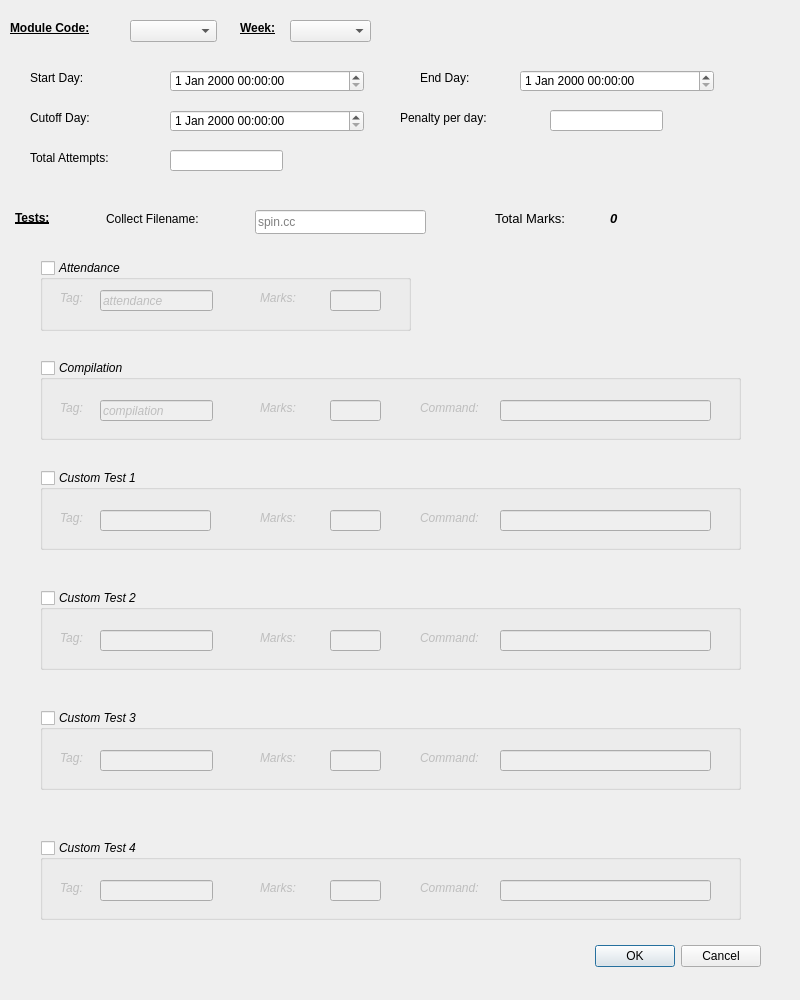
naichuan-zhang/handin-system-ul, file ui/create_weekly_assignment_dialog.ui: the form before one commit.
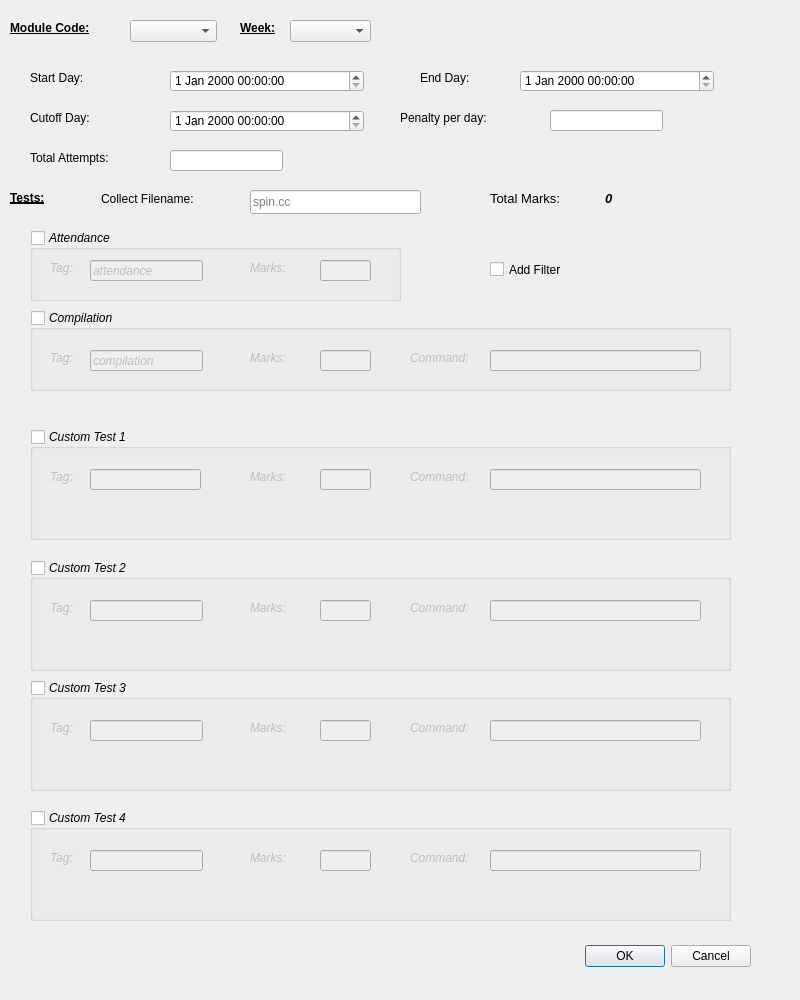
The form after the commit.

Commit message: updated disable_buttonbox logic.

Patch:
```diff
--- a/ui/create_weekly_assignment_dialog.ui
+++ b/ui/create_weekly_assignment_dialog.ui
@@ -28,7 +28,7 @@
   <widget class="QDialogButtonBox" name="buttonBox">
    <property name="geometry">
     <rect>
-     <x>420</x>
+     <x>410</x>
      <y>940</y>
      <width>341</width>
      <height>32</height>
@@ -220,8 +220,8 @@
   <widget class="QLabel" name="label_8">
    <property name="geometry">
     <rect>
-     <x>15</x>
-     <y>210</y>
+     <x>10</x>
+     <y>190</y>
      <width>72</width>
      <height>15</height>
     </rect>
@@ -240,8 +240,8 @@
   <widget class="QLabel" name="label_11">
    <property name="geometry">
     <rect>
-     <x>495</x>
-     <y>210</y>
+     <x>490</x>
+     <y>190</y>
      <width>108</width>
      <height>17</height>
     </rect>
@@ -258,8 +258,8 @@
   <widget class="QLabel" name="label_totalMarks">
    <property name="geometry">
     <rect>
-     <x>610</x>
-     <y>210</y>
+     <x>605</x>
+     <y>190</y>
      <width>121</width>
      <height>17</height>
     </rect>
@@ -279,8 +279,8 @@
   <widget class="QGroupBox" name="groupBox_attendance">
    <property name="geometry">
     <rect>
-     <x>40</x>
-     <y>260</y>
+     <x>30</x>
+     <y>230</y>
      <width>371</width>
      <height>71</height>
     </rect>
@@ -352,10 +352,10 @@
   <widget class="QGroupBox" name="groupBox_compilation">
    <property name="geometry">
     <rect>
-     <x>40</x>
-     <y>360</y>
+     <x>30</x>
+     <y>310</y>
      <width>701</width>
-     <height>80</height>
+     <height>81</height>
     </rect>
    </property>
    <property name="font">
@@ -448,8 +448,8 @@
   <widget class="QLabel" name="label_9">
    <property name="geometry">
     <rect>
-     <x>106</x>
-     <y>211</y>
+     <x>101</x>
+     <y>191</y>
      <width>136</width>
      <height>16</height>
     </rect>
@@ -461,8 +461,8 @@
   <widget class="QLineEdit" name="lineEdit_collectFilename">
    <property name="geometry">
     <rect>
-     <x>255</x>
-     <y>210</y>
+     <x>250</x>
+     <y>190</y>
      <width>171</width>
      <height>24</height>
     </rect>
@@ -474,10 +474,10 @@
   <widget class="QGroupBox" name="groupBox_customTest1">
    <property name="geometry">
     <rect>
-     <x>40</x>
-     <y>470</y>
+     <x>30</x>
+     <y>429</y>
      <width>701</width>
-     <height>80</height>
+     <height>111</height>
     </rect>
    </property>
    <property name="font">
@@ -570,10 +570,10 @@
   <widget class="QGroupBox" name="groupBox_customTest2">
    <property name="geometry">
     <rect>
-     <x>40</x>
-     <y>590</y>
+     <x>30</x>
+     <y>560</y>
      <width>701</width>
-     <height>80</height>
+     <height>111</height>
     </rect>
    </property>
    <property name="font">
@@ -666,10 +666,10 @@
   <widget class="QGroupBox" name="groupBox_customTest3">
    <property name="geometry">
     <rect>
-     <x>40</x>
-     <y>710</y>
+     <x>30</x>
+     <y>680</y>
      <width>701</width>
-     <height>80</height>
+     <height>111</height>
     </rect>
    </property>
    <property name="font">
@@ -762,10 +762,10 @@
   <widget class="QGroupBox" name="groupBox_customTest4">
    <property name="geometry">
     <rect>
-     <x>40</x>
-     <y>840</y>
+     <x>30</x>
+     <y>810</y>
      <width>701</width>
-     <height>80</height>
+     <height>111</height>
     </rect>
    </property>
    <property name="font">
@@ -855,6 +855,19 @@
     </property>
    </widget>
   </widget>
+  <widget class="QCheckBox" name="checkBox_addFilter">
+   <property name="geometry">
+    <rect>
+     <x>490</x>
+     <y>260</y>
+     <width>121</width>
+     <height>19</height>
+    </rect>
+   </property>
+   <property name="text">
+    <string>Add Filter</string>
+   </property>
+  </widget>
  </widget>
  <resources/>
  <connections>
```
The commit also changes 2 other files.
